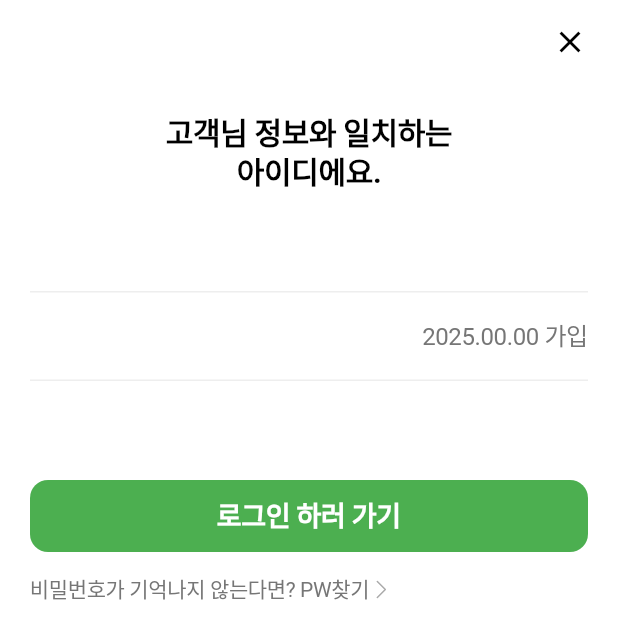
After one commit to chois22/groach, a Flutter app: the RouteAuthFindId screen opened directly, after a tap on "다음", on a phone screen of 412 x 824 dp. The commit adds this screen. Shown: the top 639 px of the screen. Run offline on Flutter 3.47's test engine with Material 3 defaults, Android fonts, the phone set to English and light mode, and no system bars; our stand-ins replace flutter_svg, sizer; Roboto replaces fonts that are missing (Pretendard); project files that could hold a hidden picture were left out.

Commit message:
아이디 찾기 부분 추가

```diff
--- /dev/null
+++ b/lib/ui/page/find/page_find_id_complete.dart
@@ -0,0 +1,109 @@
+import 'package:flutter/material.dart';
+import 'package:flutter_svg/flutter_svg.dart';
+import 'package:practice1/const/value/colors.dart';
+import 'package:practice1/const/value/gaps.dart';
+import 'package:practice1/const/value/text_style.dart';
+import 'package:practice1/ui/component/button_animate.dart';
+import 'package:practice1/ui/component/custom_divider.dart';
+import 'package:practice1/ui/route/auth/route_auth_find_pw.dart';
+import 'package:practice1/ui/route/auth/route_auth_login.dart';
+import 'package:practice1/ui/route/route_main.dart';
+
+class PageFindIdComplete extends StatelessWidget {
+  final PageController pageController;
+  final TextEditingController tecEmail;
+
+  const PageFindIdComplete({
+    required this.pageController,
+    required this.tecEmail,
+    super.key,});
+
+  @override
+  Widget build(BuildContext context) {
+    return Padding(
+      padding: const EdgeInsets.symmetric(horizontal: 20.0),
+      child: Column(
+        children: [
+          SizedBox(
+            height: 56,
+            child: Row(
+              mainAxisAlignment: MainAxisAlignment.end,
+              children: [
+                GestureDetector(
+                  onTap: () {
+                    Navigator.of(context).push(
+                      MaterialPageRoute(
+                        builder: (_) => RouteAuthLogin(),
+                      ),
+                    );
+                  },
+                  child: Icon(Icons.close, size: 24, color: Colors.black),
+                ),
+              ],
+            ),
+          ),
+          Gaps.v20,
+          Text(
+            '고객님 정보와 일치하는\n아이디에요.',
+            style: TS.s20w600(colorBlack),
+            textAlign: TextAlign.center,
+          ),
+          Gaps.v6,
+          Gaps.v60,
+          CustomDivider(color: colorGray200),
+          Gaps.v2,
+          Gaps.v16,
+          Row(
+            mainAxisAlignment: MainAxisAlignment.spaceBetween,
+            children: [
+              Text(tecEmail.text, style: TS.s18w500(colorBlack)),
+              Text('2025.00.00 가입', style: TS.s16w400(colorGray600)),
+            ],
+          ),
+          Gaps.v2,
+          Gaps.v16,
+          CustomDivider(color: colorGray200),
+
+          Gaps.v2,
+          Gaps.v48,
+          GestureDetector(
+            onTap: () {
+              Navigator.of(context).push(
+                MaterialPageRoute(
+                  builder: (_) => RouteMain(),
+                ),
+              );
+            },
+            child: ButtonAnimate(
+              title: '로그인 하러 가기',
+              colorBg: colorGreen600,
+              margin: EdgeInsets.symmetric(vertical: 16),
+            ),
+          ),
+          Row(
+            children: [
+              Text('비밀번호가 기억나지 않는다면? ', style: TS.s14w400(colorGray600)),
+              GestureDetector(
+                onTap: (){
+                  print('비밀번호 찾기로 이동!');
+                  print('이메일 값은 ? ${tecEmail.text}');
+                  Navigator.of(context).push(
+                    MaterialPageRoute(
+                    builder: (_) => RouteAuthFindPw(),
+                    ),
+                  );
+                },
+                child: Row(
+                  children: [
+                    Text('PW찾기', style: TS.s14w400(colorGray600)),
+                    SvgPicture.asset('assets/icon/right_arrow.svg'),
+                  ],
+                ),
+              ),
+            ],
+          ),
+        ],
+      ),
+    );
+  }
+}
--- a/lib/ui/page/find/page_find_id_confirm_email.dart
+++ b/lib/ui/page/find/page_find_id_confirm_email.dart
@@ -4,35 +4,44 @@ import 'package:practice1/const/value/gaps.dart';
 import 'package:practice1/const/value/text_style.dart';
 import 'package:practice1/ui/component/button_animate.dart';
 import 'package:practice1/ui/component/button_confirm.dart';
+import 'package:practice1/ui/component/info_check_text.dart';
 import 'package:practice1/ui/component/textfield_default.dart';
 
 class PageFindIdConfirmEmail extends StatefulWidget {
-  const PageFindIdConfirmEmail({super.key});
+  final PageController pageController;
+  final TextEditingController tecEmail;
+
+  const PageFindIdConfirmEmail({
+    required this.pageController,
+    required this.tecEmail,
+    super.key,
+  });
 
   @override
   State<PageFindIdConfirmEmail> createState() => _PageFindIdConfirmEmailState();
 }
 
 class _PageFindIdConfirmEmailState extends State<PageFindIdConfirmEmail> {
-  final TextEditingController tecEmail = TextEditingController();
-  final TextEditingController tecVerificationCode = TextEditingController();
+  final TextEditingController tecConfirmNumber = TextEditingController();
   final ValueNotifier<bool> vnIsEmailCheck = ValueNotifier<bool>(false);
 
   // 인증번호
-  final ValueNotifier<bool> vnVerificationCode = ValueNotifier<bool>(false);
+  final ValueNotifier<bool> vnConfirmNumber = ValueNotifier<bool>(false);
+  final ValueNotifier<bool> vnNumberMatch = ValueNotifier<bool>(false);
+  final ValueNotifier<String> vnMatchMessage = ValueNotifier<String>('');
 
   @override
   void initState() {
     super.initState();
-    tecEmail.addListener(() {
-      String email = tecEmail.text;
+    widget.tecEmail.addListener(() {
+      String email = widget.tecEmail.text;
       vnIsEmailCheck.value = email.isNotEmpty;
     });
   }
 
   @override
   void dispose() {
-    tecEmail.dispose();
+    widget.tecEmail.dispose();
     super.dispose();
   }
 
@@ -71,7 +80,7 @@ class _PageFindIdConfirmEmailState extends State<PageFindIdConfirmEmail> {
                                   child: SizedBox(
                                     height: 48,
                                     child: TextFieldDefault(
-                                      controller: tecEmail,
+                                      controller: widget.tecEmail,
                                       hintText: '이메일 입력',
                                     ),
                                   ),
@@ -81,16 +90,16 @@ class _PageFindIdConfirmEmailState extends State<PageFindIdConfirmEmail> {
                                   valueListenable: vnIsEmailCheck,
                                   builder: (context, isEmail, child) {
                                     return ButtonConfirm(
+                                      /// 시간 오버 되면 재요청으로 변경
                                       boxText: '인증요청',
                                       textStyle: TS.s16w500(isEmail ? colorWhite : colorGray500),
                                       boxColor: isEmail ? colorGreen600 : colorGray200,
                                       width: 87,
                                       height: 48,
                                       onTap: () {
-                                        String email = tecEmail.text;
+                                        String email = widget.tecEmail.text;
                                         if (email.isNotEmpty) {
-                                          print('인증요청');
-                                          vnVerificationCode.value = true;
+                                          vnConfirmNumber.value = true;
                                         }
                                       },
                                     );
@@ -99,15 +108,48 @@ class _PageFindIdConfirmEmailState extends State<PageFindIdConfirmEmail> {
                               ],
                             ),
                             Gaps.v10,
+
+                            /// 시간초는 Stack으로 넣기, timer periodic 사용하기
                             ValueListenableBuilder<bool>(
-                              valueListenable: vnVerificationCode,
+                              valueListenable: vnConfirmNumber,
                               builder: (context, showSecondTextField, child) {
                                 return showSecondTextField
-                                    ? TextFieldDefault(
-                                  controller: tecVerificationCode,
-                                  hintText: '인증번호 입력',
-                                )
-                                    : SizedBox(); // showSecondTextField
+                                    ? Column(
+                                        crossAxisAlignment: CrossAxisAlignment.start,
+                                        children: [
+                                          TextFieldDefault(
+                                            controller: tecConfirmNumber,
+                                            hintText: '인증번호 입력',
+                                            onChanged: (text) {
+                                              String serverVerificationCode = '1234';
+                                              if (text.isEmpty) {
+                                                vnMatchMessage.value = ''; // 입력이 없으면 메시지 비우기
+                                                vnNumberMatch.value = false; // 일치 여부 초기화
+                                              } else if (text == serverVerificationCode) {
+                                                vnNumberMatch.value = true;
+                                                vnMatchMessage.value = '인증번호가 일치합니다.';
+                                              } else {
+                                                vnNumberMatch.value = false;
+                                                vnMatchMessage.value = '인증번호가 일치하지 않습니다.';
+                                              }
+                                            },
+                                          ),
+                                          Gaps.v8,
+                                          ValueListenableBuilder<String>(
+                                            valueListenable: vnMatchMessage,
+                                            builder: (context, message, child) {
+                                              return message.isNotEmpty
+                                                  ? Infochecktext(
+                                                      iconPath: vnNumberMatch.value ? 'assets/icon/v_icon.svg' : 'assets/icon/!_icon.svg',
+                                                      message: message,
+                                                      textStyle: TS.s12w500(vnNumberMatch.value ? colorGreen500 : Color(0XFFD4380D)),
+                                                    )
+                                                  : SizedBox();
+                                            },
+                                          ),
+                                        ],
+                                      )
+                                    : SizedBox(); // showSecondTextField // showSecondTextField
                               },
                             ),
                           ],
@@ -117,9 +159,28 @@ class _PageFindIdConfirmEmailState extends State<PageFindIdConfirmEmail> {
                   ),
                 ),
               ),
-              ButtonAnimate(
-                title: '다음',
-                colorBg: colorGreen600, margin: EdgeInsets.symmetric(vertical: 16, horizontal: 20),
+              GestureDetector(
+                onTap: () {
+                  FocusManager.instance.primaryFocus?.unfocus();
+                  print('---------------------');
+                  print('이메일 값은 ? ${widget.tecEmail.text}');
+                  print('---------------------');
+                  widget.pageController.animateToPage(
+                    1,
+                    duration: Duration(milliseconds: 300),
+                    curve: Curves.linear,
+                  );
+                },
+                child: ValueListenableBuilder(
+                  valueListenable: vnNumberMatch,
+                  builder: (context, check, child) {
+                    return ButtonAnimate(
+                      title: '다음',
+                      colorBg: check ? colorGreen600 : colorGray500,
+                      margin: EdgeInsets.symmetric(vertical: 16, horizontal: 20),
+                    );
+                  },
+                ),
               ),
             ],
           ),
--- a/lib/ui/page/find_pw/page_find_pw_confirm_email.dart
+++ /dev/null
@@ -1,2 +0,0 @@
-//이것도 pagecontroller 로 하는 것인가 ? 타이틀만 다른듯.
-//이거는 약관 동의 하는거에서 push, pop 기능 익히면 만들어보기.
--- a/lib/ui/route/auth/route_auth_find_id.dart
+++ b/lib/ui/route/auth/route_auth_find_id.dart
@@ -0,0 +1,58 @@
+import 'package:flutter/material.dart';
+import 'package:practice1/ui/page/find/page_find_id_complete.dart';
+import 'package:practice1/ui/page/find/page_find_id_confirm_email.dart';
+
+class RouteAuthFindId extends StatefulWidget {
+  const RouteAuthFindId({super.key});
+
+  @override
+  State<RouteAuthFindId> createState() => _RouteAuthFindIdState();
+}
+
+class _RouteAuthFindIdState extends State<RouteAuthFindId> {
+  final PageController pageController = PageController();
+  final ValueNotifier<int> vnIndexCurrent = ValueNotifier(0);
+  final TextEditingController tecEmail = TextEditingController();
+
+  @override
+  Widget build(BuildContext context) {
+    return ValueListenableBuilder(
+      valueListenable: vnIndexCurrent,
+      builder: (context, indexCurrent, child) {
+        print('-------------------');
+        print(indexCurrent);
+        print('-------------------');
+        return PopScope(
+          /// 0이 아닐 경우에만 뒤로 가기 가능, 0이 아니면 -1 이전 페이지 이동, 애니메이션 효과
+          // canPop: indexCurrent == 0 ? true : false,
+          // onPopInvokedWithResult: (didPop, result) {
+          //   if (indexCurrent != 0) {
+          //     pageController.animateToPage(indexCurrent - 1, duration: Duration(milliseconds: 300), curve: Curves.linear);
+          //   }
+          // },
+          child: Scaffold(
+            body: SafeArea(
+              child: PageView(
+                controller: pageController,
+                physics: NeverScrollableScrollPhysics(),
+                onPageChanged: (value) {
+                  vnIndexCurrent.value = value;
+                },
+                children: [
+                  PageFindIdConfirmEmail(
+                    pageController: pageController,
+                    tecEmail: tecEmail,
+                  ),
+                  PageFindIdComplete(
+                    pageController: pageController,
+                    tecEmail: tecEmail,
+                  ),
+                ],
+              ),
+            ),
+          ),
+        );
+      },
+    );
+  }
+}
--- a/lib/ui/route/auth/route_auth_find_pw.dart
+++ b/lib/ui/route/auth/route_auth_find_pw.dart
@@ -0,0 +1,14 @@
+import 'package:flutter/material.dart';
+// id랑 ui는 거의 비슷함
+
+class RouteAuthFindPw extends StatelessWidget {
+  const RouteAuthFindPw({super.key});
+
+  @override
+  Widget build(BuildContext context) {
+    return Scaffold(
+      appBar: AppBar(title: Text('비밀번호 찾기 페이지')),
+      body: SafeArea(child: Center(child: Text('비밀번호 찾기 페이지'),)),
+    );
+  }
+}
--- a/lib/ui/route/auth/route_auth_login.dart
+++ b/lib/ui/route/auth/route_auth_login.dart
@@ -8,6 +8,7 @@ import 'package:practice1/ui/component/custom_divider.dart';
 import 'package:practice1/ui/component/custom_toast.dart';
 import 'package:practice1/ui/component/textfield_default.dart';
 import 'package:practice1/ui/page/find/page_find_id_confirm_email.dart';
+import 'package:practice1/ui/route/auth/route_auth_find_id.dart';
 import 'package:practice1/ui/route/auth/route_auth_sign_up.dart';
 import 'package:practice1/utils/utils.dart';
 
@@ -109,7 +110,7 @@ class _RouteAuthLoginState extends State<RouteAuthLogin> {
                       onTap: () {
                         Navigator.of(context).push(
                           MaterialPageRoute(
-                            builder: (_) => PageFindIdConfirmEmail(),
+                            builder: (_) => RouteAuthFindId(),
                           ),
                         );
                       },
--- a/lib/ui/route/auth/route_auth_sign_up.dart
+++ b/lib/ui/route/auth/route_auth_sign_up.dart
@@ -31,6 +31,7 @@ class _RouteAuthSignUpState extends State<RouteAuthSignUp> {
         print(indexCurrent);
         print('-------------------');
         return PopScope(
+          /// 0이 아닐 경우에만 뒤로 가기 가능, 0이 아니면 -1 이전 페이지 이동, 애니메이션 효과
           canPop:indexCurrent == 0 ?  true : false,
           onPopInvokedWithResult: (didPop, result) {
             if(indexCurrent != 0){
```
Also changed, not shown: lib/ui/component/info_check_text.dart (added, +31 -0 lines), lib/ui/page/sign_up/page_sign_up_user_info.dart (+5 -56 lines).
